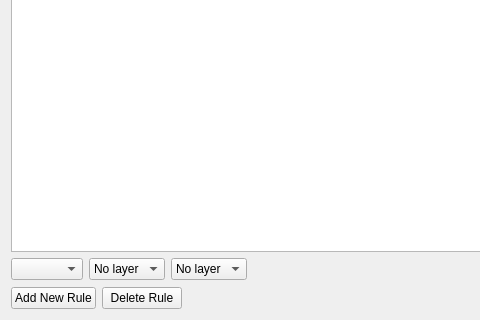
Old version of the form src/plugins/topology/rulesDialog.ui in the repository carsmie/QGIS; both pictures show x 0 to 480 and y 225 to 545 of the 739 by 545 pixel window.
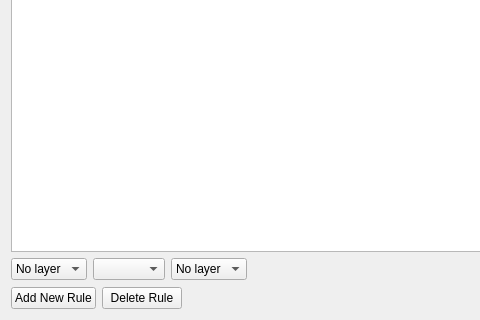
New version of the form.

```diff
--- a/src/plugins/topology/rulesDialog.ui
+++ b/src/plugins/topology/rulesDialog.ui
@@ -59,13 +59,6 @@
      </item>
      <item>
       <layout class="QHBoxLayout" name="horizontalLayout">
-       <item>
-        <widget class="QComboBox" name="mTestBox">
-         <property name="sizeAdjustPolicy">
-          <enum>QComboBox::AdjustToContents</enum>
-         </property>
-        </widget>
-       </item>
        <item>
         <widget class="QComboBox" name="mLayer1Box">
          <property name="sizeAdjustPolicy">
@@ -78,6 +71,13 @@
          </item>
         </widget>
        </item>
+       <item>
+        <widget class="QComboBox" name="mTestBox">
+         <property name="sizeAdjustPolicy">
+          <enum>QComboBox::AdjustToContents</enum>
+         </property>
+        </widget>
+       </item>
        <item>
         <widget class="QComboBox" name="mLayer2Box">
          <property name="sizeAdjustPolicy">
```
